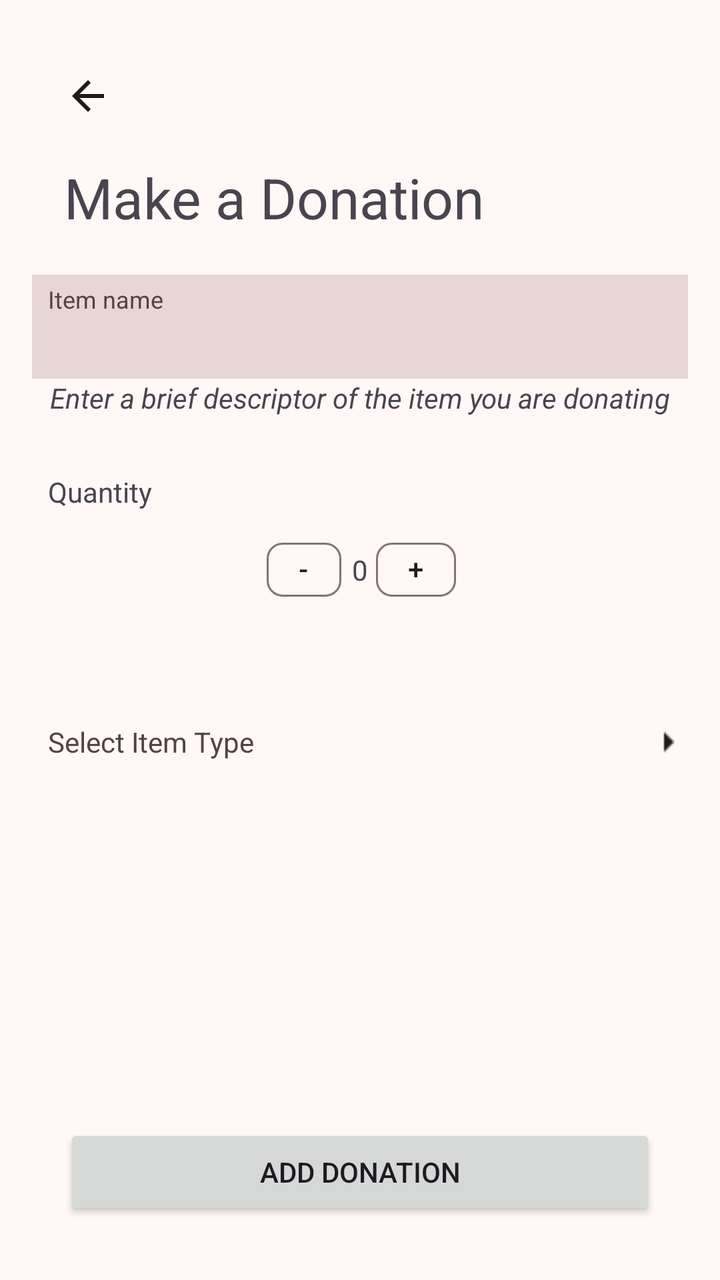
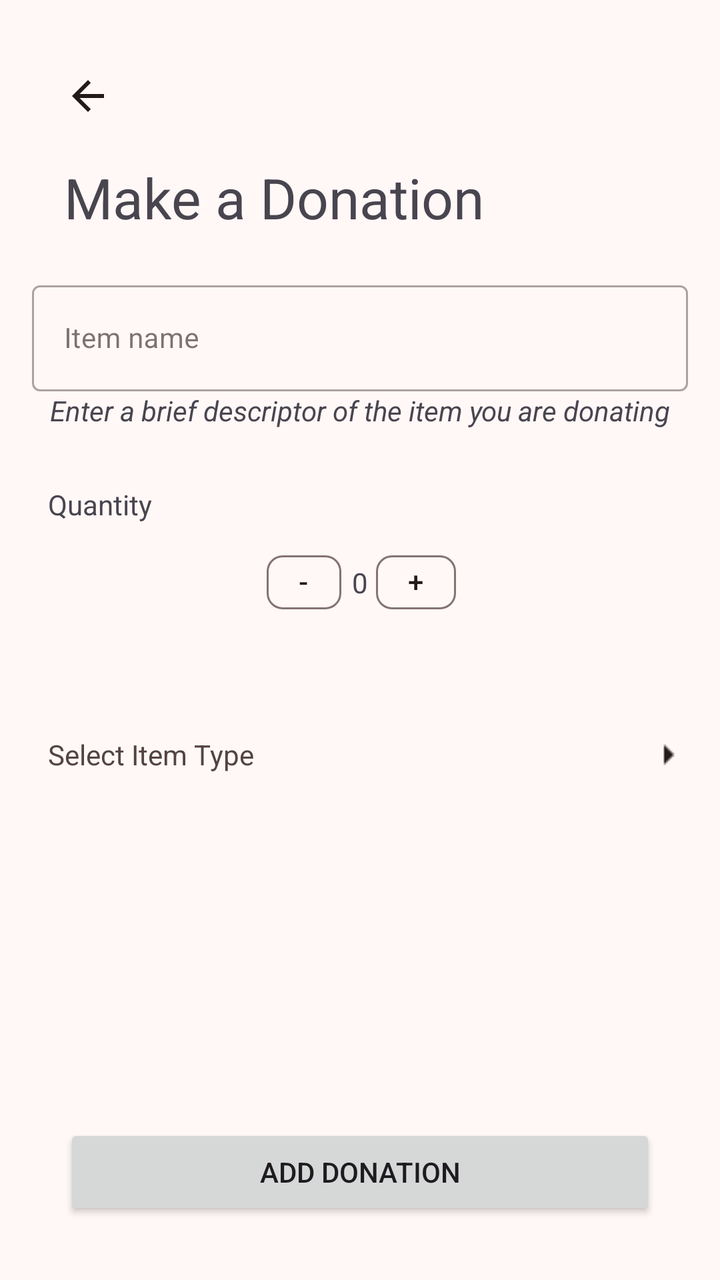

Two renders of the same Android screen: before a commit and after it. Below are the layout's source before the change and the commit's diff.
<!-- AndroidManifest.xml: application theme Theme.LendAHand -->
<!-- res/layout/activity_make_donation.xml -->
<?xml version="1.0" encoding="utf-8"?>
<androidx.constraintlayout.widget.ConstraintLayout xmlns:android="http://schemas.android.com/apk/res/android"
    xmlns:app="http://schemas.android.com/apk/res-auto"
    xmlns:tools="http://schemas.android.com/tools"
    android:id="@+id/main"
    android:layout_width="match_parent"
    android:layout_height="match_parent"
    tools:context=".makeDonation">

    <TextView
        android:id="@+id/viewProfileHeader"
        android:layout_width="wrap_content"
        android:layout_height="wrap_content"
        android:layout_marginStart="32dp"
        android:layout_marginTop="80dp"
        android:text="@string/make_a_donation"
        android:textSize="28sp"
        app:layout_constraintStart_toStartOf="parent"
        app:layout_constraintTop_toTopOf="parent" />

    <ImageButton
        android:id="@+id/backButton1"
        android:layout_width="wrap_content"
        android:layout_height="wrap_content"
        android:layout_marginStart="32dp"
        android:layout_marginTop="36dp"
        style="@style/icon"
        android:onClick="backOnClick"
        app:layout_constraintStart_toStartOf="parent"
        app:layout_constraintTop_toTopOf="parent"
        app:srcCompat="?attr/actionModeCloseDrawable" />

    <EditText
        android:id="@+id/itemNameEntry"
        android:layout_width="match_parent"
        android:layout_height="52dp"
        android:layout_marginTop="20dp"
        android:background="@color/md_theme_surfaceDim"
        android:ems="10"
        android:includeFontPadding="true"
        android:inputType="text"
        android:textAlignment="textStart"
        android:textSize="14sp"
        app:layout_constraintEnd_toEndOf="parent"
        android:layout_marginStart="16dp"
        android:layout_marginEnd="16dp"
        app:layout_constraintStart_toStartOf="parent"
        app:layout_constraintTop_toBottomOf="@+id/viewProfileHeader" />

    <TextView
        android:id="@+id/itemNameText"
        android:layout_width="wrap_content"
        android:layout_height="wrap_content"
        android:layout_marginStart="8dp"
        android:layout_marginTop="4dp"
        android:text="@string/item_name"
        android:textColor="@color/md_theme_onSurfaceVariant"
        android:textSize="12sp"
        app:layout_constraintStart_toStartOf="@+id/itemNameEntry"
        app:layout_constraintTop_toTopOf="@+id/itemNameEntry" />

    <TextView
        android:id="@+id/itemPromptText"
        android:layout_width="wrap_content"
        android:layout_height="wrap_content"
        android:text="@string/item_prompt_text"
        android:textStyle="italic"
        app:layout_constraintEnd_toEndOf="parent"
        app:layout_constraintStart_toStartOf="parent"
        app:layout_constraintTop_toBottomOf="@+id/itemNameEntry" />


    <TextView
        android:id="@+id/numOfItemsText"
        android:layout_width="wrap_content"
        android:layout_height="wrap_content"
        android:layout_marginStart="24dp"
        android:layout_marginTop="28dp"
        android:text="Quantity"
        android:textSize="14sp"
        app:layout_constraintStart_toStartOf="parent"
        app:layout_constraintTop_toBottomOf="@+id/itemPromptText" />

    <com.google.android.material.chip.Chip
        android:id="@+id/plusChip"
        android:layout_width="48dp"
        android:layout_height="43dp"
        android:layout_marginTop="8dp"
        android:layout_marginEnd="128dp"
        android:onClick="plusOnClick"
        android:paddingLeft="0dp"
        android:paddingRight="0dp"
        android:text="@string/plus"
        app:layout_constraintEnd_toEndOf="parent"
        app:layout_constraintTop_toBottomOf="@+id/numOfItemsText" />

    <com.google.android.material.chip.Chip
        android:id="@+id/minusChip"
        android:layout_width="48dp"
        android:layout_height="43dp"
        android:layout_marginStart="128dp"
        android:layout_marginTop="8dp"
        android:onClick="minusOnClick"
        android:paddingLeft="0dp"
        android:paddingRight="0dp"
        android:text="@string/minus"
        app:layout_constraintStart_toStartOf="parent"
        app:layout_constraintTop_toBottomOf="@+id/numOfItemsText" />

    <TextView
        android:id="@+id/quantityValText"
        android:layout_width="wrap_content"
        android:layout_height="wrap_content"
        android:text="0"
        app:layout_constraintBottom_toBottomOf="@+id/minusChip"
        app:layout_constraintEnd_toStartOf="@+id/plusChip"
        app:layout_constraintStart_toEndOf="@+id/minusChip"
        app:layout_constraintTop_toTopOf="@+id/minusChip" />

    <TextView
        android:id="@+id/itemTypeText"
        android:layout_width="match_parent"
        android:layout_height="wrap_content"
        android:layout_marginTop="156dp"
        android:onClick="selectItemOnClick"
        android:paddingStart="24dp"
        android:paddingTop="16dp"
        android:paddingBottom="16dp"
        android:text="@string/select_item_type"
        android:textColor="@color/md_theme_onSurfaceVariant"
        app:layout_constraintStart_toStartOf="@+id/itemNameEntry"
        app:layout_constraintTop_toBottomOf="@+id/itemNameEntry"
        tools:ignore="RtlSymmetry" />

    <ImageButton
        android:id="@+id/selectItemButton"
        android:layout_width="20dp"
        android:layout_height="20dp"
        style="@style/icon"
        android:onClick="selectItemOnClick"
        android:src="@drawable/arrowleft"
        app:layout_constraintBottom_toBottomOf="@+id/itemTypeText"
        app:layout_constraintEnd_toEndOf="@+id/itemNameEntry"
        app:layout_constraintTop_toTopOf="@+id/itemTypeText" />

    <Button
        android:id="@+id/makeDonationButton"
        android:layout_width="match_parent"
        android:layout_height="wrap_content"
        android:layout_marginBottom="30dp"
        android:layout_marginLeft="32dp"
        android:layout_marginRight="32dp"
        android:text="@string/add_donation"
        app:layout_constraintBottom_toBottomOf="parent"
        app:layout_constraintEnd_toEndOf="parent"
        app:layout_constraintStart_toStartOf="parent" />

</androidx.constraintlayout.widget.ConstraintLayout>
<!-- resources referenced by this layout -->
<resources>
  <color name="md_theme_onSurfaceVariant">#534341</color>
  <color name="md_theme_surfaceDim">#E8D6D5</color>
  <string name="add_donation">Add Donation</string>
  <string name="item_name">Item name</string>
  <string name="item_prompt_text">Enter a brief descriptor of the item you are donating</string>
  <string name="make_a_donation">Make a Donation</string>
  <string name="minus">-</string>
  <string name="plus">+</string>
  <string name="select_item_type">Select Item Type</string>
  <style name="icon">
          <item name="tint">?attr/colorOnSurface</item>
          <item name="android:background">@android:color/transparent</item>
      </style>
  <style name="Theme.LendAHand" parent="AppTheme">
      
      <item name="android:navigationBarColor">@android:color/transparent</item>
      <item name="android:statusBarColor">@android:color/transparent</item>
      <item name="android:windowLightStatusBar">?attr/isLightTheme</item>
    </style>
  <style name="ChipTheme" parent="Widget.Material3.Chip.Assist">
          <item name="chipBackgroundColor">@color/chip_color</item>
  
      </style>
  <color name="md_theme_primary">#613935</color>
  <color name="md_theme_onPrimary">#FFFFFF</color>
  <color name="md_theme_primaryContainer">#FFDAD6</color>
  <color name="md_theme_onPrimaryContainer">#754944</color>
  <color name="md_theme_secondary">#904A42</color>
  <color name="md_theme_onSecondary">#FFFFFF</color>
  <color name="md_theme_secondaryContainer">#FFDAD5</color>
  <color name="md_theme_onSecondaryContainer">#73342C</color>
  <color name="md_theme_tertiary">#8E4D2E</color>
  <color name="md_theme_onTertiary">#FFFFFF</color>
  <color name="md_theme_tertiaryContainer">#FFDBCC</color>
  <color name="md_theme_onTertiaryContainer">#713619</color>
  <color name="md_theme_error">#8F4C37</color>
  <color name="md_theme_onError">#FFFFFF</color>
  <color name="md_theme_errorContainer">#FFDBD1</color>
  <color name="md_theme_onErrorContainer">#723522</color>
  <color name="md_theme_background">#FFF8F7</color>
  <color name="md_theme_onBackground">#231918</color>
  <color name="md_theme_surface">#FFF8F7</color>
  <color name="md_theme_onSurface">#231919</color>
  <color name="md_theme_surfaceVariant">#F5DDDA</color>
  <color name="md_theme_outline">#857371</color>
  <color name="md_theme_outlineVariant">#D8C2BF</color>
  <color name="md_theme_inverseSurface">#382E2D</color>
  <color name="md_theme_inverseOnSurface">#FFEDEB</color>
  <color name="md_theme_inversePrimary">#FFB4AB</color>
  <color name="md_theme_primaryFixed">#FFDAD6</color>
  <color name="md_theme_onPrimaryFixed">#3B0907</color>
  <color name="md_theme_primaryFixedDim">#FFB4AB</color>
  <color name="md_theme_onPrimaryFixedVariant">#73332D</color>
  <color name="md_theme_secondaryFixed">#FFDAD5</color>
  <color name="md_theme_onSecondaryFixed">#3B0906</color>
  <color name="md_theme_secondaryFixedDim">#FFB4AA</color>
  <color name="md_theme_onSecondaryFixedVariant">#73342C</color>
  <color name="md_theme_tertiaryFixed">#FFDBCC</color>
  <color name="md_theme_onTertiaryFixed">#351000</color>
  <color name="md_theme_tertiaryFixedDim">#FFB695</color>
  <color name="md_theme_onTertiaryFixedVariant">#713619</color>
  <color name="md_theme_surfaceBright">#FFF8F7</color>
  <color name="md_theme_surfaceContainerLowest">#FFFFFF</color>
  <color name="md_theme_surfaceContainerLow">#FFF0EF</color>
  <color name="md_theme_surfaceContainer">#FCEAE8</color>
  <color name="md_theme_surfaceContainerHigh">#F6E4E3</color>
  <color name="md_theme_surfaceContainerHighest">#F0DEDD</color>
  <!-- unchanged entries left out for length: 2 -->
</resources>

<!-- the commit's change to res/layout/activity_make_donation.xml (unified diff, before → after) -->
@@ -30,34 +30,28 @@
         app:layout_constraintTop_toTopOf="parent"
         app:srcCompat="?attr/actionModeCloseDrawable" />
 
-    <EditText
-        android:id="@+id/itemNameEntry"
+
+    <com.google.android.material.textfield.TextInputLayout
+        android:id="@+id/outlineItemNameEntry"
         android:layout_width="match_parent"
-        android:layout_height="52dp"
+        android:layout_height="wrap_content"
+        style="@style/Widget.MaterialComponents.TextInputLayout.OutlinedBox"
+        android:hint="@string/item_name"
         android:layout_marginTop="20dp"
-        android:background="@color/md_theme_surfaceDim"
-        android:ems="10"
-        android:includeFontPadding="true"
-        android:inputType="text"
-        android:textAlignment="textStart"
-        android:textSize="14sp"
         app:layout_constraintEnd_toEndOf="parent"
         android:layout_marginStart="16dp"
         android:layout_marginEnd="16dp"
         app:layout_constraintStart_toStartOf="parent"
-        app:layout_constraintTop_toBottomOf="@+id/viewProfileHeader" />
+        app:layout_constraintTop_toBottomOf="@+id/viewProfileHeader">
 
-    <TextView
-        android:id="@+id/itemNameText"
-        android:layout_width="wrap_content"
-        android:layout_height="wrap_content"
-        android:layout_marginStart="8dp"
-        android:layout_marginTop="4dp"
-        android:text="@string/item_name"
-        android:textColor="@color/md_theme_onSurfaceVariant"
-        android:textSize="12sp"
-        app:layout_constraintStart_toStartOf="@+id/itemNameEntry"
-        app:layout_constraintTop_toTopOf="@+id/itemNameEntry" />
+        
+        <com.google.android.material.textfield.TextInputEditText
+            android:id="@+id/itemNameEntry"
+            android:layout_width="match_parent"
+            android:layout_height="wrap_content"
+            android:textSize="14sp" />
+
+    </com.google.android.material.textfield.TextInputLayout>
 
     <TextView
         android:id="@+id/itemPromptText"
@@ -67,7 +61,7 @@
         android:textStyle="italic"
         app:layout_constraintEnd_toEndOf="parent"
         app:layout_constraintStart_toStartOf="parent"
-        app:layout_constraintTop_toBottomOf="@+id/itemNameEntry" />
+        app:layout_constraintTop_toBottomOf="@+id/outlineItemNameEntry" />
 
 
     <TextView
@@ -117,20 +111,26 @@
         app:layout_constraintStart_toEndOf="@+id/minusChip"
         app:layout_constraintTop_toTopOf="@+id/minusChip" />
 
-    <TextView
-        android:id="@+id/itemTypeText"
+    <Button
+        android:id="@+id/itemTypeButton"
         android:layout_width="match_parent"
         android:layout_height="wrap_content"
+        android:layout_gravity="start"
         android:layout_marginTop="156dp"
+        android:background="@android:color/transparent"
+        android:maxLines="1"
         android:onClick="selectItemOnClick"
         android:paddingStart="24dp"
         android:paddingTop="16dp"
+        android:paddingEnd="0dp"
         android:paddingBottom="16dp"
         android:text="@string/select_item_type"
+        android:textAlignment="viewStart"
+        android:textAppearance="@style/TextAppearance.AppCompat.Small"
         android:textColor="@color/md_theme_onSurfaceVariant"
-        app:layout_constraintStart_toStartOf="@+id/itemNameEntry"
-        app:layout_constraintTop_toBottomOf="@+id/itemNameEntry"
-        tools:ignore="RtlSymmetry" />
+        android:textSize="14sp"
+        app:layout_constraintStart_toStartOf="@+id/outlineItemNameEntry"
+        app:layout_constraintTop_toBottomOf="@+id/outlineItemNameEntry" />
 
     <ImageButton
         android:id="@+id/selectItemButton"
@@ -139,9 +139,9 @@
         style="@style/icon"
         android:onClick="selectItemOnClick"
         android:src="@drawable/arrowleft"
-        app:layout_constraintBottom_toBottomOf="@+id/itemTypeText"
-        app:layout_constraintEnd_toEndOf="@+id/itemNameEntry"
-        app:layout_constraintTop_toTopOf="@+id/itemTypeText" />
+        app:layout_constraintBottom_toBottomOf="@+id/itemTypeButton"
+        app:layout_constraintEnd_toEndOf="@+id/outlineItemNameEntry"
+        app:layout_constraintTop_toTopOf="@+id/itemTypeButton" />
 
     <Button
         android:id="@+id/makeDonationButton"
